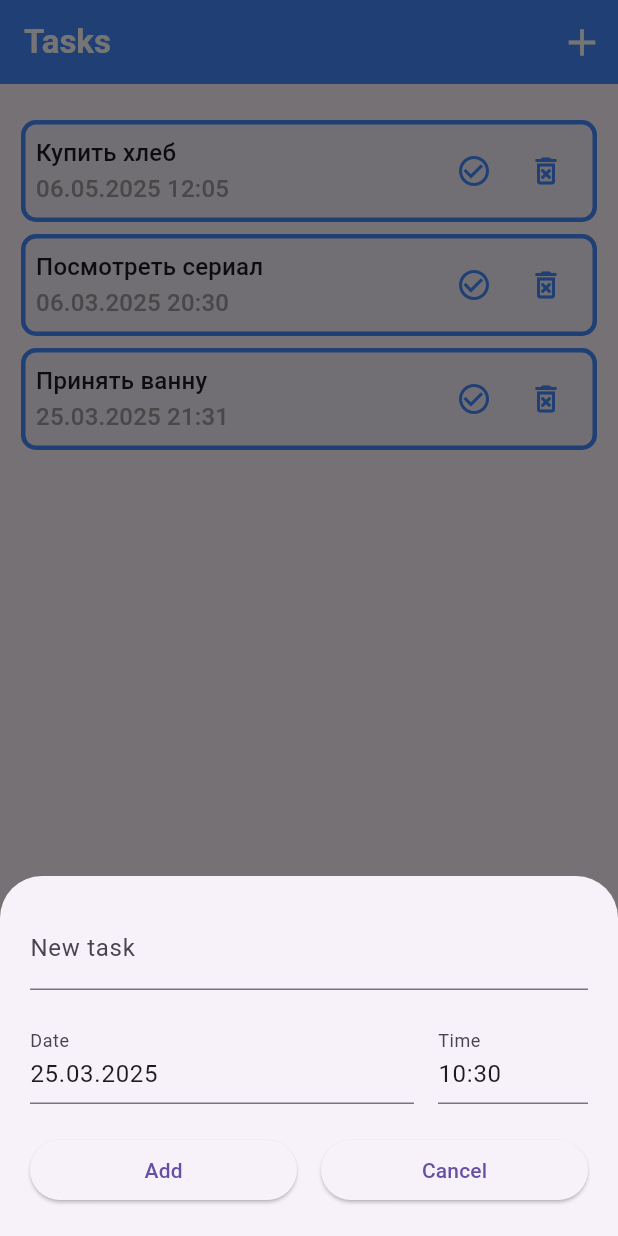
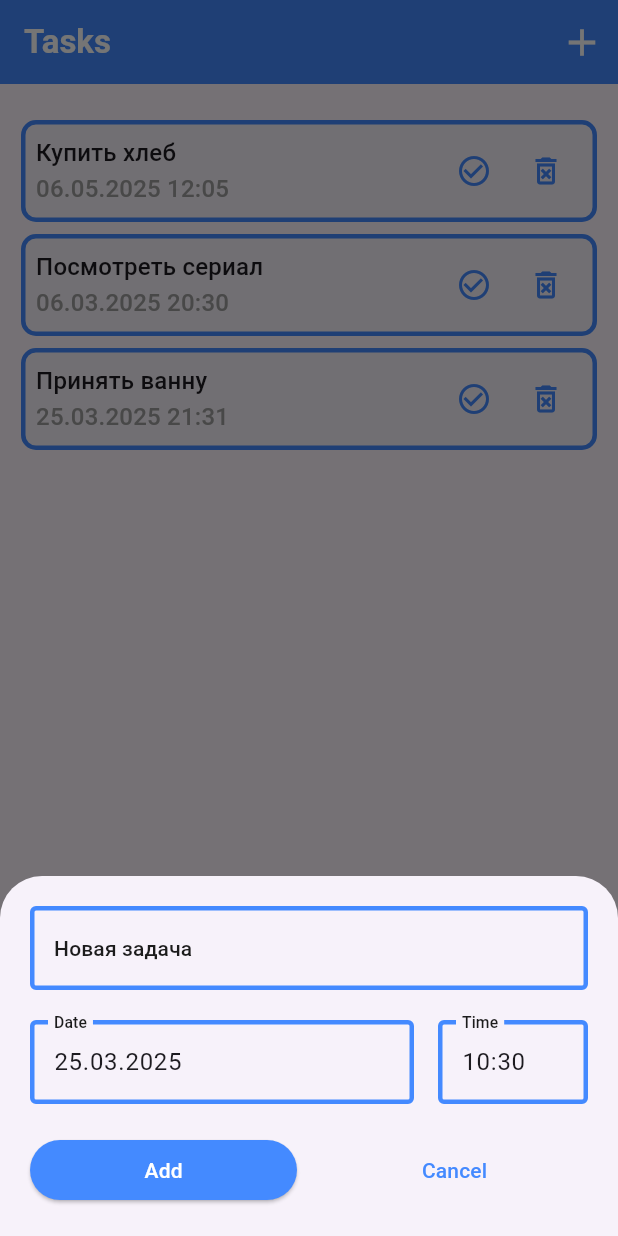
Before and after one commit to eliiimbek/todo_list, a Flutter app: the screen it shows after launch, after a tap on the "check circle outline" icon, after a tap on the "delete forever" icon, after a tap on the "add" icon, on a phone screen of 412 x 824 dp. Run offline on Flutter 3.47's test engine with Material 3 defaults, Android fonts, the phone set to English and light mode, and no system bars.

Commit message:
homeWork27: Стилизовал BottomSheet

```diff
--- a/lib/widgets/add_task.dart
+++ b/lib/widgets/add_task.dart
@@ -85,6 +85,8 @@ class _AddTaskState extends State<AddTask> {
 
   @override
   Widget build(BuildContext context) {
+    var theme = Theme.of(context);
+    var titleSmallStyle = theme.textTheme.titleSmall!;
     return Container(
       width: double.infinity,
       padding: EdgeInsets.all(20),
@@ -95,7 +97,22 @@ class _AddTaskState extends State<AddTask> {
             children: [
               Expanded(
                 child: TextField(
-                  decoration: InputDecoration(label: Text('New task')),
+                  decoration: InputDecoration(
+                    focusedBorder: OutlineInputBorder(
+                      borderSide:
+                          BorderSide(color: Colors.blueAccent, width: 3.0),
+                    ),
+                    enabledBorder: OutlineInputBorder(
+                      borderSide:
+                          BorderSide(color: Colors.blueAccent, width: 3.0),
+                    ),
+                    label: Text(
+                      'Новая задача',
+                      style: titleSmallStyle.copyWith(
+                        color: Color.fromRGBO(28, 28, 28, 100),
+                      ),
+                    ),
+                  ),
                   onChanged: (value) => setState(() {
                     title = value;
                   }),
@@ -112,7 +129,20 @@ class _AddTaskState extends State<AddTask> {
                   controller: dateController,
                   readOnly: true,
                   decoration: InputDecoration(
-                    label: Text('Date'),
+                    focusedBorder: OutlineInputBorder(
+                      borderSide:
+                          BorderSide(color: Colors.blueAccent, width: 3.0),
+                    ),
+                    enabledBorder: OutlineInputBorder(
+                      borderSide:
+                          BorderSide(color: Colors.blueAccent, width: 3.0),
+                    ),
+                    label: Text(
+                      'Date',
+                      style: titleSmallStyle.copyWith(
+                        color: Color.fromRGBO(28, 28, 28, 100),
+                      ),
+                    ),
                   ),
                 ),
               ),
@@ -124,7 +154,20 @@ class _AddTaskState extends State<AddTask> {
                   readOnly: true,
                   controller: timeController,
                   decoration: InputDecoration(
-                    label: Text('Time'),
+                    focusedBorder: OutlineInputBorder(
+                      borderSide:
+                          BorderSide(color: Colors.blueAccent, width: 3.0),
+                    ),
+                    enabledBorder: OutlineInputBorder(
+                      borderSide:
+                          BorderSide(color: Colors.blueAccent, width: 3.0),
+                    ),
+                    label: Text(
+                      'Time',
+                      style: titleSmallStyle.copyWith(
+                        color: Color.fromRGBO(28, 28, 28, 100),
+                      ),
+                    ),
                   ),
                 ),
               ),
@@ -137,14 +180,26 @@ class _AddTaskState extends State<AddTask> {
               Expanded(
                 child: ElevatedButton(
                   onPressed: onAdd,
-                  child: Text('Add'),
+                  style: ElevatedButton.styleFrom(
+                      backgroundColor: Colors.blueAccent),
+                  child: Text(
+                    'Add',
+                    style: titleSmallStyle.copyWith(
+                      color: Colors.white,
+                    ),
+                  ),
                 ),
               ),
               SizedBox(width: 16),
               Expanded(
-                child: ElevatedButton(
+                child: TextButton(
                   onPressed: onCanceled,
-                  child: Text('Cancel'),
+                  child: Text(
+                    'Cancel',
+                    style: titleSmallStyle.copyWith(
+                      color: Colors.blueAccent,
+                    ),
+                  ),
                 ),
               ),
             ],
```
